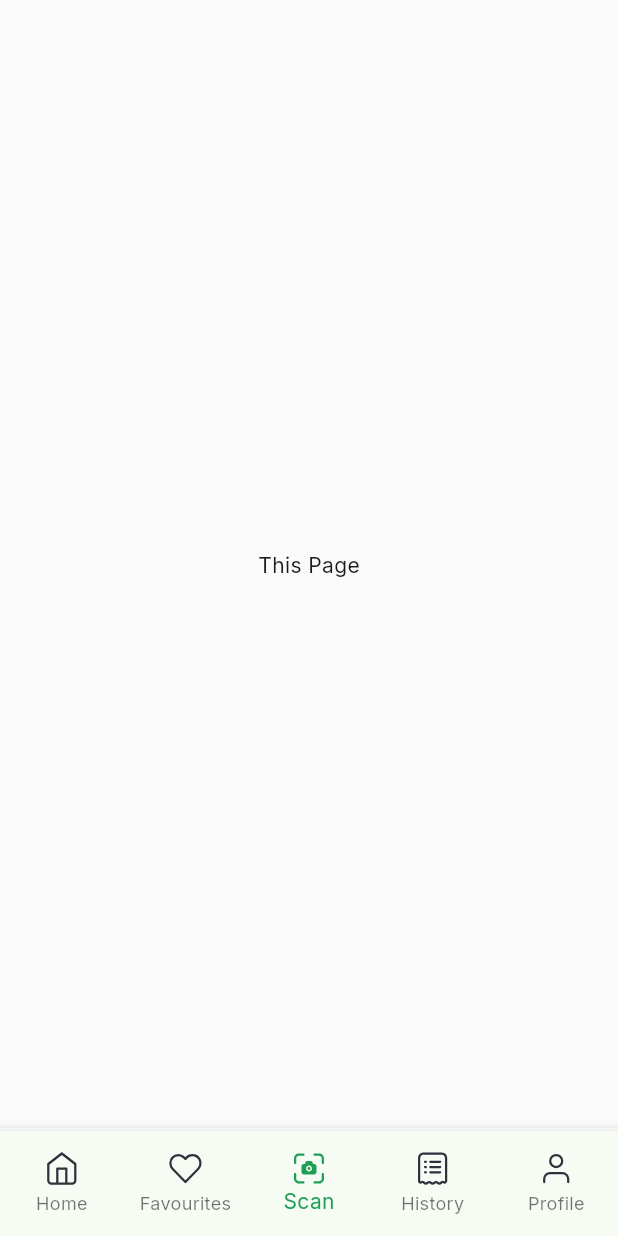
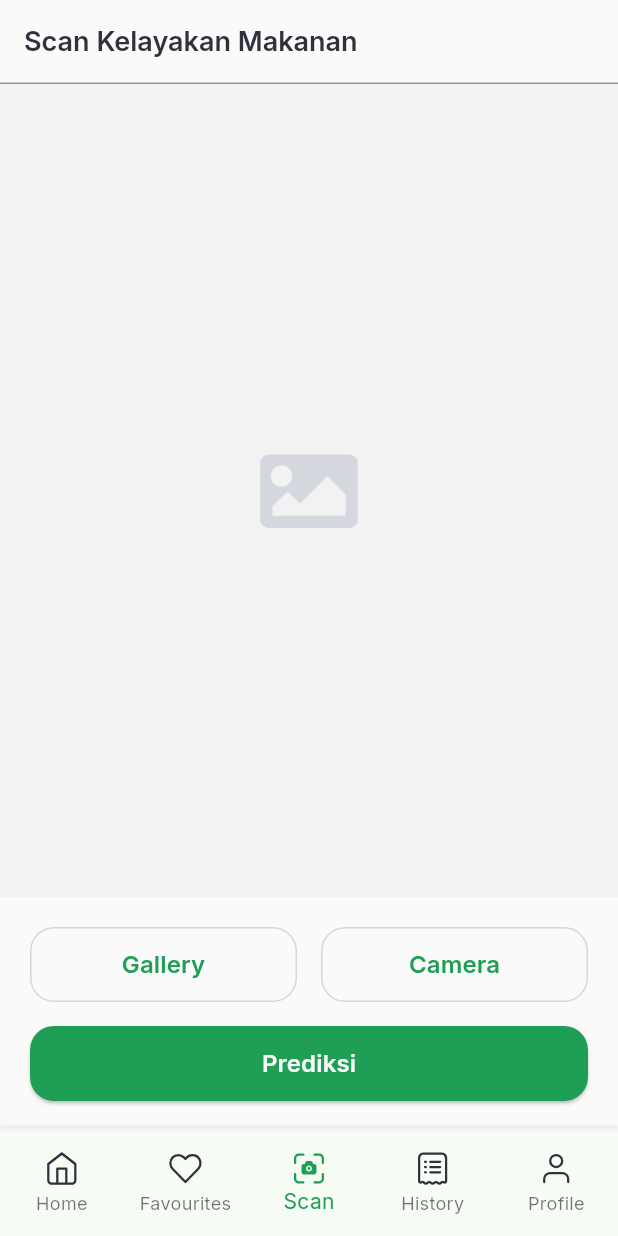
Before and after one commit to Savory-Team/foodition-flutter, a Flutter app: the screen it shows after launch, item 3 of the bottom bar chosen, on a phone screen of 412 x 824 dp. Run offline on Flutter 3.47's test engine with Material 3 defaults, Android fonts, the phone set to English and light mode, and no system bars; our stand-ins replace cached_network_image, carousel_slider, flutter_svg, go_router, google_fonts, image_picker and 2 more; generated files the repository leaves out were written again; network calls fail.

Commit message:
feat(home): slicing scan page with image_picker

```diff
--- a/lib/features/foodition/home/domain/models/models.dart
+++ b/lib/features/foodition/home/domain/models/models.dart
@@ -1,2 +1,3 @@
 export 'payment_category.dart';
+export 'prediction_result.dart';
 export 'product_model.dart';
--- /dev/null
+++ b/lib/features/foodition/home/domain/models/prediction_result.dart
@@ -0,0 +1,9 @@
+class PredictionResult {
+  final String result;
+  final String explanation;
+
+  PredictionResult({
+    required this.result,
+    required this.explanation,
+  });
+}
--- a/lib/features/foodition/home/presentation/pages/pages.dart
+++ b/lib/features/foodition/home/presentation/pages/pages.dart
@@ -3,4 +3,5 @@ export 'favourite_page.dart';
 export 'home_page.dart';
 export 'product_detail_page.dart';
 export 'root_page.dart';
+export 'scan_page.dart';
 export 'search_page.dart';
--- a/lib/features/foodition/home/presentation/pages/root_page.dart
+++ b/lib/features/foodition/home/presentation/pages/root_page.dart
@@ -16,7 +16,7 @@ class _RootPageState extends State<RootPage> {
   final List<Widget> _pages = [
     const HomePage(),
     const FavouritePage(),
-    const Center(child: Text('This Page')),
+    const ScanPage(),
     const Center(child: Text('This Page')),
     const Center(child: Text('This Page')),
   ];
--- /dev/null
+++ b/lib/features/foodition/home/presentation/pages/scan_page.dart
@@ -0,0 +1,115 @@
+import 'dart:io';
+
+import 'package:flutter/material.dart';
+import 'package:go_router/go_router.dart';
+import 'package:image_picker/image_picker.dart';
+
+import '../../../../../components/components.dart';
+import '../../../../../core/core.dart';
+import '../../../foodition.dart';
+
+class ScanPage extends StatefulWidget {
+  const ScanPage({super.key});
+
+  @override
+  State<ScanPage> createState() => _ScanPageState();
+}
+
+class _ScanPageState extends State<ScanPage> {
+  final imagePicker = ImagePicker();
+  XFile? xFile;
+  final result = PredictionResult(
+    result: 'Makanan ini Layak',
+    explanation:
+        'Lorem ipsum dolor sit amet consectetur. Aliquet tellus duis quam cursus sollicitudin non diam aliquam ipsum. Tellus arcu scelerisque nibh ut posuere odio mauris.',
+  );
+
+  @override
+  Widget build(BuildContext context) {
+    return Scaffold(
+      backgroundColor: AppColors.background,
+      appBar: AppBar(
+        title: const Text('Scan Kelayakan Makanan'),
+      ),
+      body: xFile != null
+          ? Center(
+              child: Image.file(
+                File(xFile!.path),
+                width: context.deviceWidth,
+                height: context.deviceHeight,
+                fit: BoxFit.contain,
+              ),
+            )
+          : Center(
+              child: Assets.images.image.image(height: 50.0),
+            ),
+      bottomNavigationBar: ColoredBox(
+        color: AppColors.white,
+        child: Padding(
+          padding: PaddingAll.spacing20pt,
+          child: Column(
+            mainAxisSize: MainAxisSize.min,
+            children: [
+              Row(
+                children: [
+                  Flexible(
+                    child: Button.outlined(
+                      onPressed: () async {
+                        final result = await imagePicker.pickImage(
+                            source: ImageSource.gallery);
+                        xFile = result;
+                        setState(() {});
+                      },
+                      label: 'Gallery',
+                    ),
+                  ),
+                  const SpaceWidth(AppDimens.spacing16pt),
+                  Flexible(
+                    child: Button.outlined(
+                      onPressed: () async {
+                        final result = await imagePicker.pickImage(
+                            source: ImageSource.camera);
+                        xFile = result;
+                        setState(() {});
+                      },
+                      label: 'Camera',
+                    ),
+                  ),
+                ],
+              ),
+              const SpaceHeight(AppDimens.spacing16pt),
+              Button.filled(
+                onPressed: () async {
+                  await showDialog(
+                    context: context,
+                    builder: (BuildContext context) {
+                      return AlertDialog(
+                        backgroundColor: AppColors.white,
+                        shape: const RoundedRectangleBorder(
+                          borderRadius: AppBorderRadius.radius8pt,
+                        ),
+                        title: CustomText.h3(result.result),
+                        content: CustomText.h6(result.explanation),
+                        actions: [
+                          TextButton(
+                            onPressed: () {
+                              xFile = null;
+                              context.pop();
+                              setState(() {});
+                            },
+                            child: const CustomText.h3('OK'),
+                          ),
+                        ],
+                      );
+                    },
+                  );
+                },
+                label: 'Prediksi',
+              ),
+            ],
+          ),
+        ),
+      ),
+    );
+  }
+}
--- a/pubspec.yaml
+++ b/pubspec.yaml
@@ -15,6 +15,7 @@ dependencies:
   flutter_svg: ^2.0.9
   go_router: ^13.0.0
   google_fonts: ^6.1.0
+  image_picker: ^1.0.6
   intl: ^0.19.0
   shimmer: ^3.0.0
 
```
Also changed, not shown: assets/images/image.png (added), pubspec.lock.
